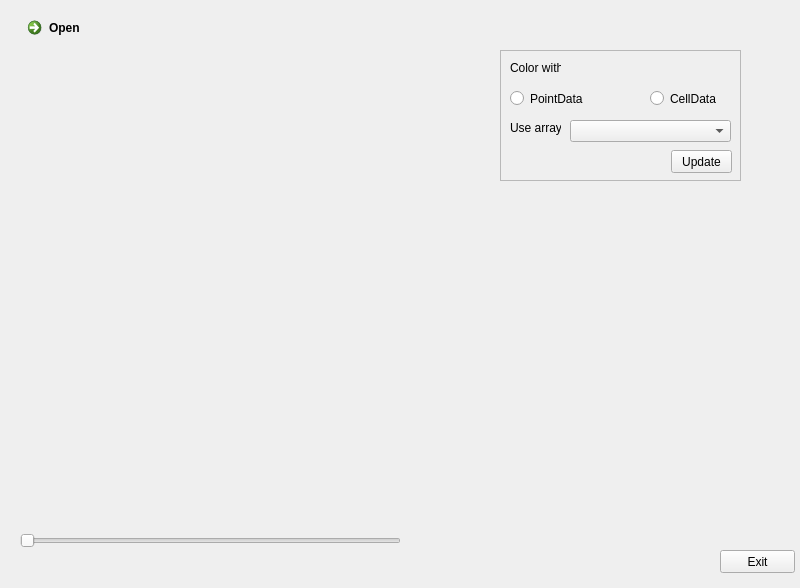
Qt form VTK_GUI_Qt.ui (yuliiahrabar/VTK_GUI) before a commit.
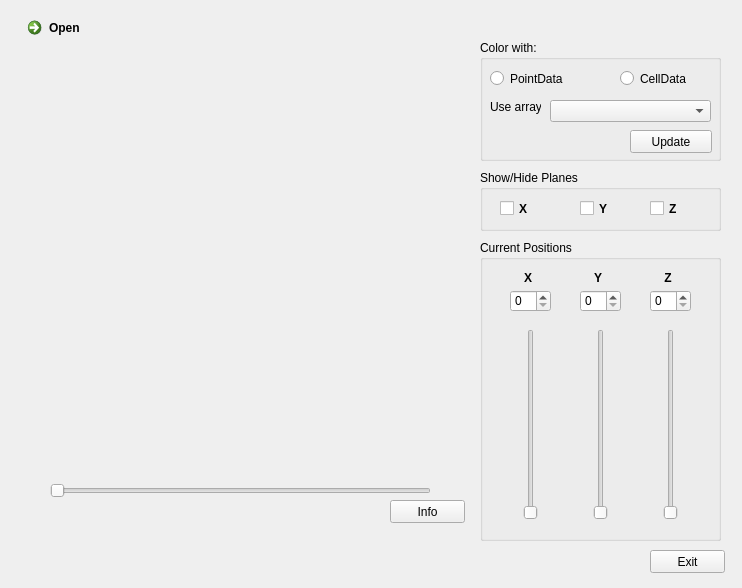
The same form after that commit. Icons and pictures are not drawn. Custom widgets are drawn as their Qt base class.

Commit message: Added info button

Diff of the .ui file:
```diff
--- a/VTK_GUI_Qt.ui
+++ b/VTK_GUI_Qt.ui
@@ -6,7 +6,7 @@
    <rect>
     <x>0</x>
     <y>0</y>
-    <width>800</width>
+    <width>742</width>
     <height>588</height>
    </rect>
   </property>
@@ -50,8 +50,8 @@
    <widget class="QSlider" name="horizontalSlider">
     <property name="geometry">
      <rect>
-      <x>20</x>
-      <y>530</y>
+      <x>50</x>
+      <y>480</y>
       <width>381</width>
       <height>22</height>
      </rect>
@@ -60,39 +60,36 @@
      <enum>Qt::Horizontal</enum>
     </property>
    </widget>
-   <widget class="QFrame" name="frame">
+   <widget class="QPushButton" name="ExitButton">
     <property name="geometry">
      <rect>
-      <x>500</x>
-      <y>50</y>
+      <x>650</x>
+      <y>550</y>
+      <width>75</width>
+      <height>23</height>
+     </rect>
+    </property>
+    <property name="text">
+     <string>Exit</string>
+    </property>
+   </widget>
+   <widget class="QGroupBox" name="groupBox">
+    <property name="geometry">
+     <rect>
+      <x>480</x>
+      <y>40</y>
       <width>241</width>
-      <height>131</height>
+      <height>121</height>
      </rect>
     </property>
-    <property name="frameShape">
-     <enum>QFrame::StyledPanel</enum>
+    <property name="title">
+     <string>Color with:</string>
     </property>
-    <property name="frameShadow">
-     <enum>QFrame::Raised</enum>
-    </property>
-    <widget class="QRadioButton" name="radioButton_2">
-     <property name="geometry">
-      <rect>
-       <x>150</x>
-       <y>40</y>
-       <width>82</width>
-       <height>17</height>
-      </rect>
-     </property>
-     <property name="text">
-      <string>CellData</string>
-     </property>
-    </widget>
     <widget class="QRadioButton" name="radioButton">
      <property name="geometry">
       <rect>
        <x>10</x>
-       <y>40</y>
+       <y>30</y>
        <width>82</width>
        <height>17</height>
       </rect>
@@ -101,48 +98,48 @@
       <string>PointData</string>
      </property>
     </widget>
-    <widget class="QLabel" name="label">
+    <widget class="QRadioButton" name="radioButton_2">
+     <property name="geometry">
+      <rect>
+       <x>140</x>
+       <y>30</y>
+       <width>82</width>
+       <height>17</height>
+      </rect>
+     </property>
+     <property name="text">
+      <string>CellData</string>
+     </property>
+    </widget>
+    <widget class="QLabel" name="label_2">
      <property name="geometry">
       <rect>
        <x>10</x>
-       <y>10</y>
+       <y>60</y>
        <width>51</width>
-       <height>16</height>
+       <height>14</height>
       </rect>
      </property>
      <property name="text">
-      <string>Color with: </string>
+      <string>Use array:</string>
      </property>
     </widget>
     <widget class="QComboBox" name="comboBox">
      <property name="geometry">
       <rect>
        <x>70</x>
-       <y>70</y>
+       <y>60</y>
        <width>161</width>
        <height>22</height>
       </rect>
      </property>
     </widget>
-    <widget class="QLabel" name="label_2">
-     <property name="geometry">
-      <rect>
-       <x>10</x>
-       <y>70</y>
-       <width>51</width>
-       <height>16</height>
-      </rect>
-     </property>
-     <property name="text">
-      <string>Use array:</string>
-     </property>
-    </widget>
     <widget class="QPushButton" name="updateButton">
      <property name="geometry">
       <rect>
-       <x>171</x>
-       <y>100</y>
-       <width>61</width>
+       <x>150</x>
+       <y>90</y>
+       <width>82</width>
        <height>23</height>
       </rect>
      </property>
@@ -151,17 +148,235 @@
      </property>
     </widget>
    </widget>
-   <widget class="QPushButton" name="ExitButton">
+   <widget class="QGroupBox" name="groupBox_2">
     <property name="geometry">
      <rect>
-      <x>720</x>
-      <y>550</y>
+      <x>480</x>
+      <y>170</y>
+      <width>241</width>
+      <height>61</height>
+     </rect>
+    </property>
+    <property name="title">
+     <string>Show/Hide Planes</string>
+    </property>
+    <widget class="QCheckBox" name="checkBox">
+     <property name="geometry">
+      <rect>
+       <x>20</x>
+       <y>30</y>
+       <width>31</width>
+       <height>17</height>
+      </rect>
+     </property>
+     <property name="font">
+      <font>
+       <weight>75</weight>
+       <bold>true</bold>
+      </font>
+     </property>
+     <property name="text">
+      <string>X</string>
+     </property>
+    </widget>
+    <widget class="QCheckBox" name="checkBox_2">
+     <property name="geometry">
+      <rect>
+       <x>100</x>
+       <y>30</y>
+       <width>31</width>
+       <height>17</height>
+      </rect>
+     </property>
+     <property name="font">
+      <font>
+       <weight>75</weight>
+       <bold>true</bold>
+      </font>
+     </property>
+     <property name="text">
+      <string>Y</string>
+     </property>
+    </widget>
+    <widget class="QCheckBox" name="checkBox_3">
+     <property name="geometry">
+      <rect>
+       <x>170</x>
+       <y>30</y>
+       <width>31</width>
+       <height>17</height>
+      </rect>
+     </property>
+     <property name="font">
+      <font>
+       <weight>75</weight>
+       <bold>true</bold>
+      </font>
+     </property>
+     <property name="text">
+      <string>Z</string>
+     </property>
+    </widget>
+   </widget>
+   <widget class="QGroupBox" name="groupBox_3">
+    <property name="geometry">
+     <rect>
+      <x>480</x>
+      <y>240</y>
+      <width>241</width>
+      <height>301</height>
+     </rect>
+    </property>
+    <property name="title">
+     <string>Current Positions</string>
+    </property>
+    <widget class="QSlider" name="verticalSlider">
+     <property name="geometry">
+      <rect>
+       <x>40</x>
+       <y>89</y>
+       <width>22</width>
+       <height>191</height>
+      </rect>
+     </property>
+     <property name="orientation">
+      <enum>Qt::Vertical</enum>
+     </property>
+    </widget>
+    <widget class="QSlider" name="verticalSlider_2">
+     <property name="geometry">
+      <rect>
+       <x>110</x>
+       <y>89</y>
+       <width>22</width>
+       <height>191</height>
+      </rect>
+     </property>
+     <property name="orientation">
+      <enum>Qt::Vertical</enum>
+     </property>
+    </widget>
+    <widget class="QSlider" name="verticalSlider_3">
+     <property name="geometry">
+      <rect>
+       <x>180</x>
+       <y>89</y>
+       <width>22</width>
+       <height>191</height>
+      </rect>
+     </property>
+     <property name="orientation">
+      <enum>Qt::Vertical</enum>
+     </property>
+    </widget>
+    <widget class="QLabel" name="label">
+     <property name="geometry">
+      <rect>
+       <x>40</x>
+       <y>30</y>
+       <width>16</width>
+       <height>16</height>
+      </rect>
+     </property>
+     <property name="font">
+      <font>
+       <weight>75</weight>
+       <bold>true</bold>
+      </font>
+     </property>
+     <property name="text">
+      <string>X</string>
+     </property>
+     <property name="alignment">
+      <set>Qt::AlignCenter</set>
+     </property>
+    </widget>
+    <widget class="QLabel" name="label_3">
+     <property name="geometry">
+      <rect>
+       <x>110</x>
+       <y>30</y>
+       <width>16</width>
+       <height>16</height>
+      </rect>
+     </property>
+     <property name="font">
+      <font>
+       <weight>75</weight>
+       <bold>true</bold>
+      </font>
+     </property>
+     <property name="text">
+      <string>Y</string>
+     </property>
+     <property name="alignment">
+      <set>Qt::AlignCenter</set>
+     </property>
+    </widget>
+    <widget class="QLabel" name="label_4">
+     <property name="geometry">
+      <rect>
+       <x>180</x>
+       <y>30</y>
+       <width>16</width>
+       <height>16</height>
+      </rect>
+     </property>
+     <property name="font">
+      <font>
+       <weight>75</weight>
+       <bold>true</bold>
+      </font>
+     </property>
+     <property name="text">
+      <string>Z</string>
+     </property>
+     <property name="alignment">
+      <set>Qt::AlignCenter</set>
+     </property>
+    </widget>
+    <widget class="QSpinBox" name="spinBox">
+     <property name="geometry">
+      <rect>
+       <x>30</x>
+       <y>50</y>
+       <width>41</width>
+       <height>22</height>
+      </rect>
+     </property>
+    </widget>
+    <widget class="QSpinBox" name="spinBox_2">
+     <property name="geometry">
+      <rect>
+       <x>100</x>
+       <y>50</y>
+       <width>41</width>
+       <height>22</height>
+      </rect>
+     </property>
+    </widget>
+    <widget class="QSpinBox" name="spinBox_3">
+     <property name="geometry">
+      <rect>
+       <x>170</x>
+       <y>50</y>
+       <width>41</width>
+       <height>22</height>
+      </rect>
+     </property>
+    </widget>
+   </widget>
+   <widget class="QPushButton" name="infoButton">
+    <property name="geometry">
+     <rect>
+      <x>390</x>
+      <y>500</y>
       <width>75</width>
       <height>23</height>
      </rect>
     </property>
     <property name="text">
-     <string>Exit</string>
+     <string>Info</string>
     </property>
    </widget>
   </widget>
```
Left out of the diff: 4 changed lines with no effect on the pictures. The commit also changes 2 other files.
